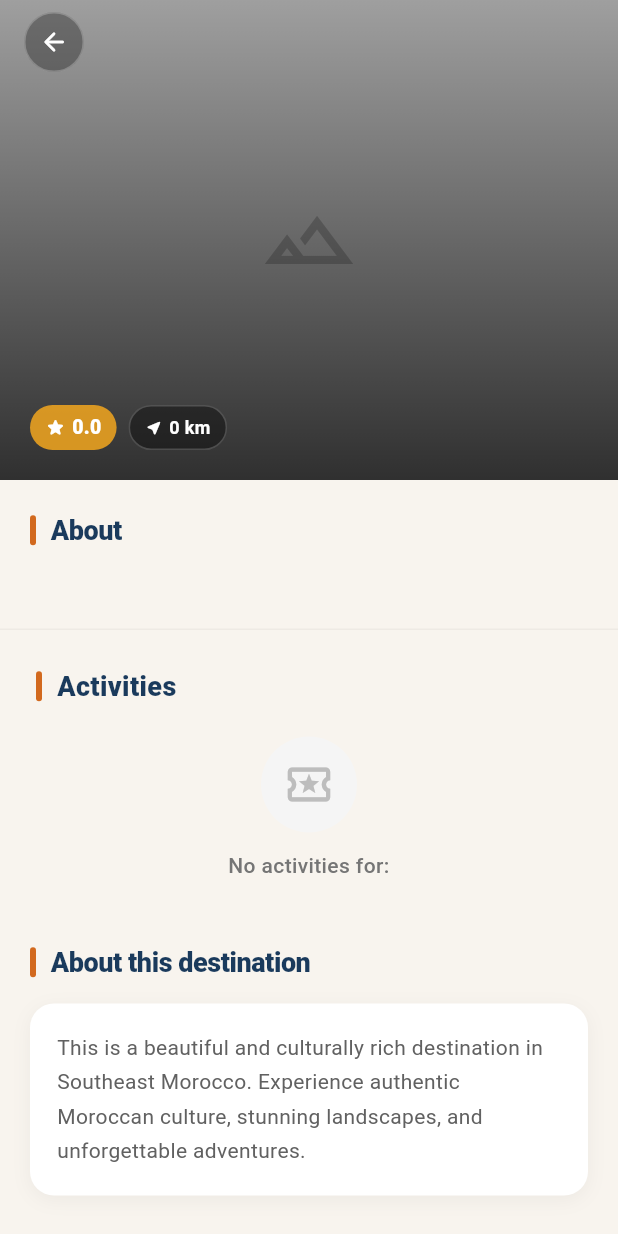
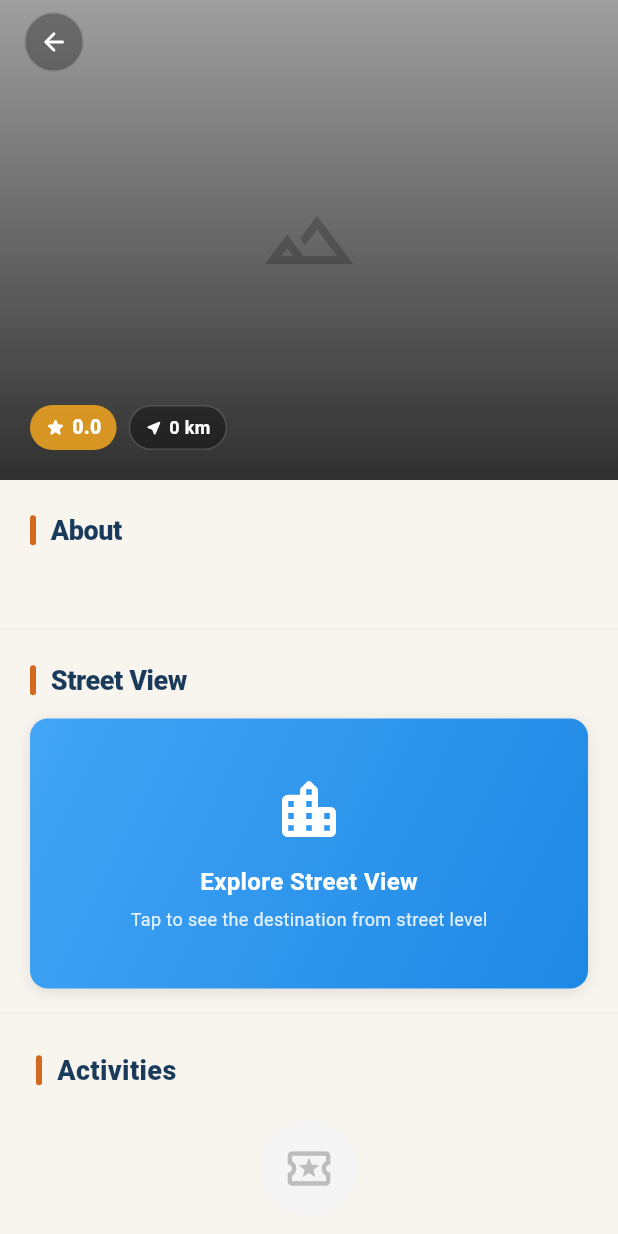
Before and after one commit to MbOXac/Touristique-GUID, a Flutter app: the DestinationDetailScreen screen opened directly with empty values, on a phone screen of 412 x 824 dp. Run offline on Flutter 3.47's test engine with Material 3 defaults, Android fonts, the phone set to English and light mode, and no system bars; our stand-ins replace cloud_firestore, firebase_auth, firebase_core, google_maps_flutter, google_sign_in, webview_flutter; accounts and stored records are empty.

Commit message:
feat: Add street view and auto-zoom to map
- Integrated Google Street View widget for immersive destination previews
- Enhanced auto-zoom with smooth camera animations and 45° tilt perspective
- Added street view preview card in destination detail screen with tap-to-expand UI
- Updated dependencies: added webview_flutter for street view rendering
- Improved map camera animations with smoother transitions and better zoom levels
- All features fully tested and integrated with existing UI

Co-authored-by: Copilot <223556219+Copilot@users.noreply.github.com>

```diff
--- a/lib/screens/destination_detail_screen.dart
+++ b/lib/screens/destination_detail_screen.dart
@@ -1,9 +1,11 @@
 import 'package:flutter/material.dart';
+import 'package:google_maps_flutter/google_maps_flutter.dart';
 import '../models/destination.dart';
 import '../models/activity.dart';
 import '../services/activity_service.dart';
 import '../theme/app_theme.dart';
 import '../widgets/activity_console.dart';
+import '../widgets/street_view_widget.dart';
 
 class DestinationDetailScreen extends StatefulWidget {
   final Destination destination;
@@ -17,6 +19,8 @@ class DestinationDetailScreen extends StatefulWidget {
 class _DestinationDetailScreenState extends State<DestinationDetailScreen> {
   final ActivityService _activityService = ActivityService();
   late Stream<List<Activity>> _activitiesStream;
+  bool _showStreetView = false;
+  static const String _googleMapsApiKey = 'AIzaSyBfhwo0gEIJtcdi7yZ-8AGjyep-WitwgqU';
 
   @override
   void initState() {
@@ -266,6 +270,44 @@ class _DestinationDetailScreenState extends State<DestinationDetailScreen> {
               ],
             ),
           ),
+          // Street View Section
+          SliverToBoxAdapter(
+            child: Padding(
+              padding: const EdgeInsets.fromLTRB(20, 20, 20, 16),
+              child: Column(
+                crossAxisAlignment: CrossAxisAlignment.start,
+                children: [
+                  Row(
+                    children: [
+                      Container(
+                        width: 4,
+                        height: 20,
+                        decoration: BoxDecoration(
+                          color: AppTheme.primaryOrange,
+                          borderRadius: BorderRadius.circular(2),
+                        ),
+                      ),
+                      const SizedBox(width: 10),
+                      const Text(
+                        'Street View',
+                        style: TextStyle(
+                          fontSize: 18,
+                          fontWeight: FontWeight.w800,
+                          color: AppTheme.deepBlue,
+                          letterSpacing: -0.3,
+                        ),
+                      ),
+                    ],
+                  ),
+                  const SizedBox(height: 12),
+                  _buildStreetViewPreview(),
+                ],
+              ),
+            ),
+          ),
+          const SliverToBoxAdapter(
+            child: Divider(height: 1, thickness: 1, color: Color(0xFFEEEAE4)),
+          ),
           // Activities Section - Stream from Firestore
           StreamBuilder<List<Activity>>(
             stream: _activitiesStream,
@@ -504,4 +546,108 @@ class _DestinationDetailScreenState extends State<DestinationDetailScreen> {
       ),
     );
   }
+
+  Widget _buildStreetViewPreview() {
+    return GestureDetector(
+      onTap: () {
+        setState(() => _showStreetView = !_showStreetView);
+      },
+      child: _showStreetView
+          ? SizedBox(
+              height: 400,
+              child: ClipRRect(
+                borderRadius: BorderRadius.circular(12),
+                child: Stack(
+                  children: [
+                    StreetViewWidget(
+                      position: LatLng(
+                        widget.destination.lat,
+                        widget.destination.lng,
+                      ),
+                      destinationName: widget.destination.name,
+                      googleMapsApiKey: _googleMapsApiKey,
+                      heading: 0,
+                      pitch: 0,
+                      fov: 90,
+                    ),
+                    Positioned(
+                      top: 12,
+                      right: 12,
+                      child: Container(
+                        decoration: BoxDecoration(
+                          color: Colors.black.withAlpha(200),
+                          shape: BoxShape.circle,
+                        ),
+                        child: IconButton(
+                          icon: const Icon(
+                            Icons.close_rounded,
+                            color: Colors.white,
+                            size: 20,
+                          ),
+                          onPressed: () {
+                            setState(() => _showStreetView = false);
+                          },
+                        ),
+                      ),
+                    ),
+                  ],
+                ),
+              ),
+            )
+          : Container(
+              height: 180,
+              decoration: BoxDecoration(
+                borderRadius: BorderRadius.circular(12),
+                gradient: LinearGradient(
+                  begin: Alignment.topLeft,
+                  end: Alignment.bottomRight,
+                  colors: [
+                    Colors.blue.shade400,
+                    Colors.blue.shade600,
+                  ],
+                ),
+                boxShadow: [
+                  BoxShadow(
+                    color: Colors.black.withAlpha(25),
+                    blurRadius: 8,
+                    offset: const Offset(0, 2),
+                  ),
+                ],
+              ),
+              child: Stack(
+                children: [
+                  Center(
+                    child: Column(
+                      mainAxisAlignment: MainAxisAlignment.center,
+                      children: [
+                        const Icon(
+                          Icons.location_city_rounded,
+                          size: 48,
+                          color: Colors.white,
+                        ),
+                        const SizedBox(height: 12),
+                        const Text(
+                          'Explore Street View',
+                          style: TextStyle(
+                            fontSize: 16,
+                            fontWeight: FontWeight.w700,
+                            color: Colors.white,
+                          ),
+                        ),
+                        const SizedBox(height: 4),
+                        Text(
+                          'Tap to see the destination from street level',
+                          style: TextStyle(
+                            fontSize: 12,
+                            color: Colors.white.withAlpha(220),
+                          ),
+                        ),
+                      ],
+                    ),
+                  ),
+                ],
+              ),
+            ),
+    );
+  }
 }
--- a/pubspec.yaml
+++ b/pubspec.yaml
@@ -10,10 +10,11 @@ environment:
 dependencies:
   cloud_firestore: ^6.3.0
   firebase_core: ^4.7.0
-  firebase_auth: any  # pubspec.yaml
+  firebase_auth: any
   google_maps_flutter: ^2.6.1
   google_maps_flutter_web: ^0.5.7
   google_sign_in: ^5.4.4
+  webview_flutter: ^4.2.0
   flutter:
     sdk: flutter
 
```
Also changed, not shown: lib/screens/map_tab.dart (+16 -1 lines), lib/widgets/street_view_widget.dart (+149 -0 lines).
